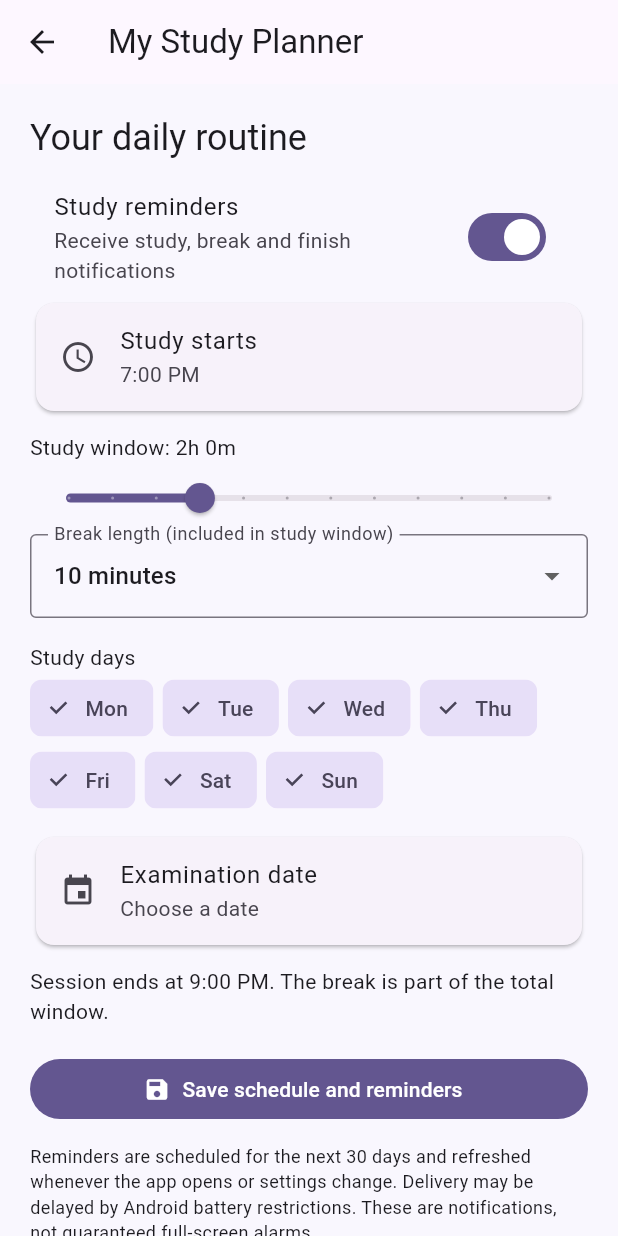
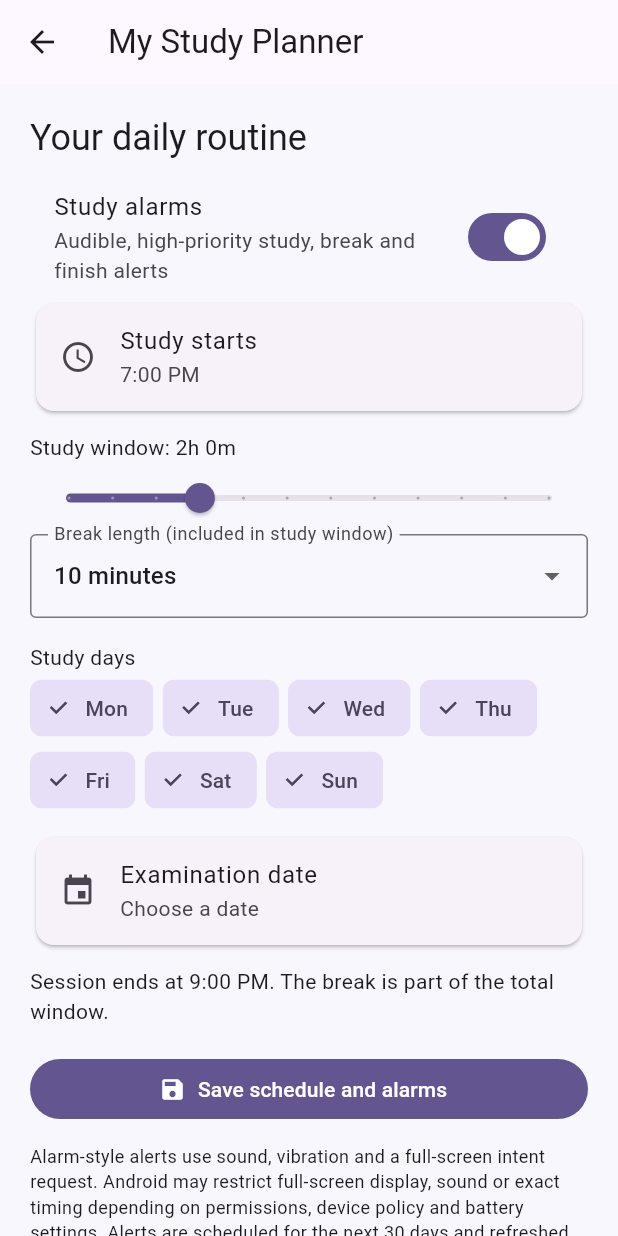
Before and after one commit to marc0t3ch/CSE-Review-Buddy, a Flutter app: the StudyPlannerScreen screen opened directly, on a phone screen of 412 x 824 dp. Run offline on Flutter 3.47's test engine with Material 3 defaults, Android fonts, the phone set to English and light mode, and no system bars; our stand-ins replace flutter_local_notifications, flutter_timezone, shared_preferences, timezone; accounts and stored records are empty.

Commit message:
Add audible alarm-style study alerts and timer completion sound

```diff
--- a/lib/study_scheduler.dart
+++ b/lib/study_scheduler.dart
@@ -1,4 +1,5 @@
 import 'dart:async';
+import 'package:flutter/services.dart';
 import 'package:flutter/material.dart';
 import 'package:shared_preferences/shared_preferences.dart';
 import 'package:flutter_local_notifications/flutter_local_notifications.dart';
@@ -37,7 +38,10 @@ class StudyNotifications {
     final now = tz.TZDateTime.now(tz.local);
     const details = NotificationDetails(android: AndroidNotificationDetails(
       'study_routine', 'Daily study routine', channelDescription: 'CSE study, rest and session completion reminders',
-      importance: Importance.high, priority: Priority.high));
+      importance: Importance.max, priority: Priority.max,
+      category: AndroidNotificationCategory.alarm,
+      playSound: true, enableVibration: true,
+      fullScreenIntent: true, ongoing: true, autoCancel: false));
     var id = 1000;
     for (var day = 0; day < 30; day++) {
       final d = DateTime(now.year, now.month, now.day + day); // Calendar days, safe across DST.
@@ -90,7 +94,7 @@ class _StudyPlannerScreenState extends State<StudyPlannerScreen> {
       if(exam!=null)await p.setString('examDate',exam!.toIso8601String());
       final permissionGranted = !enabled || await StudyNotifications.requestPermission();
       await StudyNotifications.refresh();
-      if(mounted)ScaffoldMessenger.of(context).showSnackBar(SnackBar(content:Text(permissionGranted ? 'Schedule saved. Upcoming reminders refreshed.' : 'Schedule saved, but notifications are not permitted. Enable notifications in Android settings.')));
+      if(mounted)ScaffoldMessenger.of(context).showSnackBar(SnackBar(content:Text(permissionGranted ? 'Schedule saved. Upcoming study alarms scheduled.' : 'Schedule saved, but notifications are not permitted. Enable notifications in Android settings.')));
     } catch(e) { if(mounted)ScaffoldMessenger.of(context).showSnackBar(SnackBar(content:Text('Unable to schedule reminders: $e'))); }
     finally { if(mounted)setState(()=>saving=false); }
   }
@@ -100,7 +104,7 @@ class _StudyPlannerScreenState extends State<StudyPlannerScreen> {
     return Scaffold(appBar:AppBar(title:const Text('My Study Planner')),
       body:SafeArea(child:ListView(padding:const EdgeInsets.all(20),children:[
         Text('Your daily routine',style:Theme.of(context).textTheme.headlineSmall),
-        const SizedBox(height:10),SwitchListTile(title:const Text('Study reminders'),subtitle:const Text('Receive study, break and finish notifications'),value:enabled,onChanged:(v)=>setState(()=>enabled=v)),
+        const SizedBox(height:10),SwitchListTile(title:const Text('Study alarms'),subtitle:const Text('Audible, high-priority study, break and finish alerts'),value:enabled,onChanged:(v)=>setState(()=>enabled=v)),
         Card(child:ListTile(leading:const Icon(Icons.schedule),title:const Text('Study starts'),subtitle:Text(t.format(context)),onTap:()async{final v=await showTimePicker(context:context,initialTime:t);if(v!=null)setState(()=>start=v.hour*60+v.minute);})),
         const SizedBox(height:10),Text('Study window: ${duration~/60}h ${duration%60}m'),
         Slider(min:30,max:360,divisions:11,value:duration.toDouble(),label:'$duration min',onChanged:(v)=>setState(()=>duration=v.round())),
@@ -109,8 +113,8 @@ class _StudyPlannerScreenState extends State<StudyPlannerScreen> {
         Wrap(spacing:6,children:[for(var d=1;d<=7;d++) FilterChip(label:Text(['Mon','Tue','Wed','Thu','Fri','Sat','Sun'][d-1]),selected:weekdays.contains(d),onSelected:(v)=>setState(()=>v?weekdays.add(d):weekdays.remove(d)))]),
         const SizedBox(height:10),Card(child:ListTile(leading:const Icon(Icons.event),title:const Text('Examination date'),subtitle:Text(exam==null?'Choose a date':'${exam!.year}-${exam!.month.toString().padLeft(2,'0')}-${exam!.day.toString().padLeft(2,'0')}'),onTap:()async{final now=DateUtils.dateOnly(DateTime.now());final v=await showDatePicker(context:context,initialDate:exam!=null&&!exam!.isBefore(now)?exam!:now,firstDate:now,lastDate:DateTime(now.year+5));if(v!=null)setState(()=>exam=v);})),
         const SizedBox(height:10),Text('Session ends at ${end.format(context)}. The break is part of the total window.'),
-        const SizedBox(height:18),FilledButton.icon(onPressed:saving?null:_save,icon:const Icon(Icons.save),label:Text(saving?'Saving…':'Save schedule and reminders')),
-        const SizedBox(height:12),const Text('Reminders are scheduled for the next 30 days and refreshed whenever the app opens or settings change. Delivery may be delayed by Android battery restrictions. These are notifications, not guaranteed full-screen alarms.',style:TextStyle(fontSize:12)),
+        const SizedBox(height:18),FilledButton.icon(onPressed:saving?null:_save,icon:const Icon(Icons.save),label:Text(saving?'Saving…':'Save schedule and alarms')),
+        const SizedBox(height:12),const Text('Alarm-style alerts use sound, vibration and a full-screen intent request. Android may restrict full-screen display, sound or exact timing depending on permissions, device policy and battery settings. Alerts are scheduled for the next 30 days and refreshed when the app opens.',style:TextStyle(fontSize:12)),
         const SizedBox(height:16),const Divider(),
         Text('Study session timer',style:Theme.of(context).textTheme.titleLarge),
         const Text('Start or resume a timed study session; the countdown uses wall-clock time so it remains accurate after backgrounding.'),
@@ -127,12 +131,13 @@ class _SessionTimerState extends State<SessionTimer> with WidgetsBindingObserver
   DateTime? deadline;
   Duration remaining=Duration.zero;
   Timer? ticker;
+  bool completionSoundPlayed=false;
   @override void initState(){super.initState();WidgetsBinding.instance.addObserver(this);_restore();}
   Future<void> _restore() async {final p=await SharedPreferences.getInstance();final raw=p.getString('activeStudyDeadline');if(raw!=null){final d=DateTime.tryParse(raw);if(d!=null&&d.isAfter(DateTime.now())){deadline=d;_tick();_startTicker();}}}
   void _startTicker(){ticker?.cancel();ticker=Timer.periodic(const Duration(seconds:1),(_)=>_tick());}
-  void _tick(){if(!mounted)return;final r=deadline?.difference(DateTime.now())??Duration.zero;if(r<=Duration.zero){ticker?.cancel();deadline=null;}setState(()=>remaining=r>Duration.zero?r:Duration.zero);}
-  Future<void> _start() async {deadline=DateTime.now().add(Duration(minutes:widget.durationMinutes));final p=await SharedPreferences.getInstance();await p.setString('activeStudyDeadline',deadline!.toIso8601String());_tick();_startTicker();}
-  Future<void> _stop() async {ticker?.cancel();deadline=null;final p=await SharedPreferences.getInstance();await p.remove('activeStudyDeadline');if(mounted)setState(()=>remaining=Duration.zero);}
+  void _tick(){if(!mounted)return;final r=deadline?.difference(DateTime.now())??Duration.zero;if(r<=Duration.zero){ticker?.cancel();if(deadline!=null && !completionSoundPlayed){completionSoundPlayed=true;SystemSound.play(SystemSoundType.alert);SystemSound.play(SystemSoundType.alert);}}setState(()=>remaining=r>Duration.zero?r:Duration.zero);}
+  Future<void> _start() async {completionSoundPlayed=false;deadline=DateTime.now().add(Duration(minutes:widget.durationMinutes));final p=await SharedPreferences.getInstance();await p.setString('activeStudyDeadline',deadline!.toIso8601String());_tick();_startTicker();}
+  Future<void> _stop() async {ticker?.cancel();deadline=null;completionSoundPlayed=true;final p=await SharedPreferences.getInstance();await p.remove('activeStudyDeadline');if(mounted)setState(()=>remaining=Duration.zero);}
   @override void didChangeAppLifecycleState(AppLifecycleState state){if(state==AppLifecycleState.resumed)_tick();}
   @override void dispose(){ticker?.cancel();WidgetsBinding.instance.removeObserver(this);super.dispose();}
   @override Widget build(BuildContext context){final s=remaining.inSeconds;return Card(child:Padding(padding:const EdgeInsets.all(18),child:Column(children:[Text('${(s~/3600).toString().padLeft(2,'0')}:${((s%3600)~/60).toString().padLeft(2,'0')}:${(s%60).toString().padLeft(2,'0')}',style:Theme.of(context).textTheme.headlineMedium),const SizedBox(height:8),Row(mainAxisAlignment:MainAxisAlignment.center,children:[FilledButton(onPressed:deadline==null?_start:null,child:const Text('Start session')),const SizedBox(width:12),OutlinedButton(onPressed:deadline!=null?_stop:null,child:const Text('Stop'))])])));}
```
